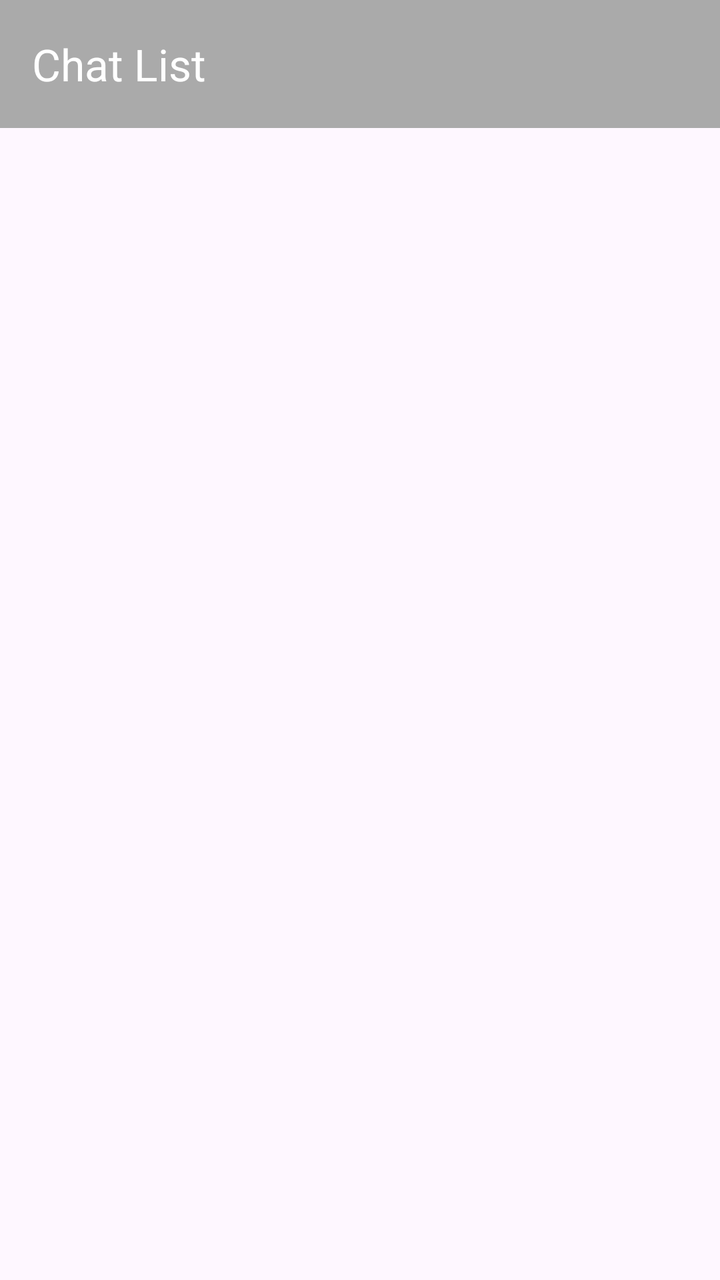
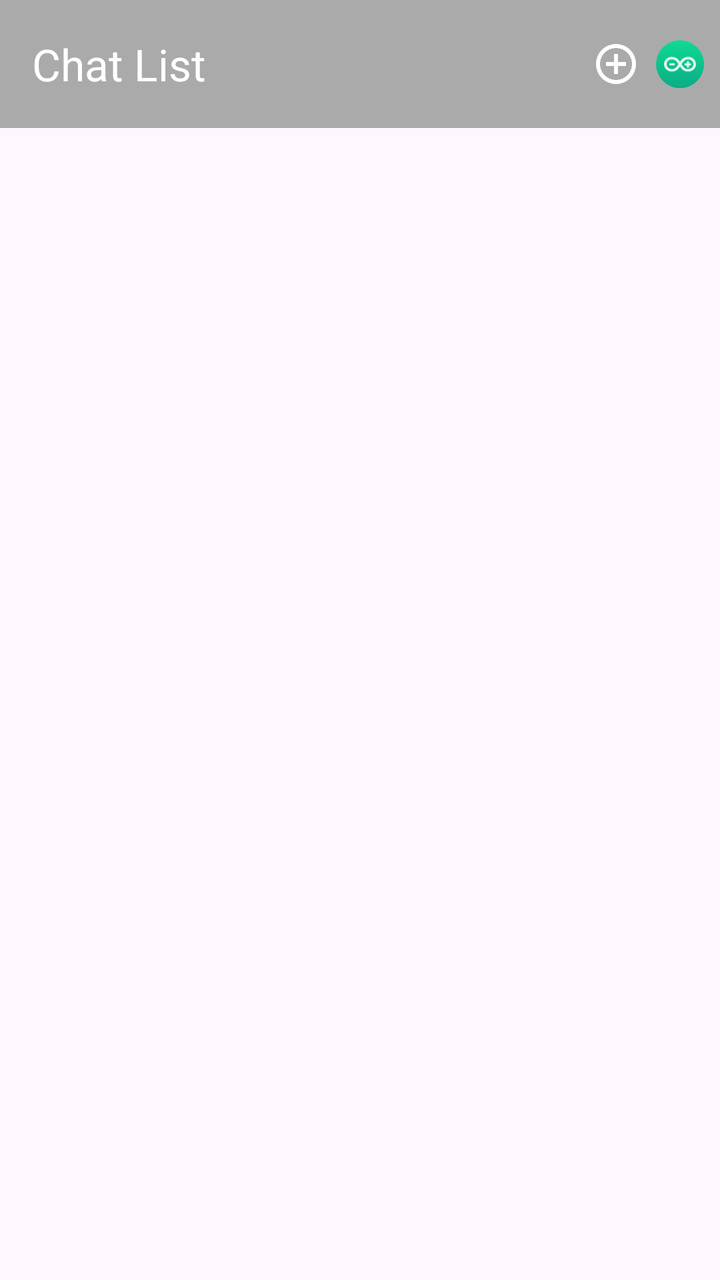

Before-and-after screenshots of an Android layout around one commit, followed by the original layout XML and the change that was made.
<!-- AndroidManifest.xml: application theme Theme.Challenge3 -->
<!-- res/layout/fragment_conversation_list.xml -->
<?xml version="1.0" encoding="utf-8"?>
<androidx.constraintlayout.widget.ConstraintLayout
    xmlns:android="http://schemas.android.com/apk/res/android"
    xmlns:tools="http://schemas.android.com/tools"
    xmlns:app="http://schemas.android.com/apk/res-auto"
    android:layout_width="match_parent"
    android:layout_height="match_parent"
    tools:context=".ConversationListFragment">

    <androidx.appcompat.widget.Toolbar
        android:id="@+id/toolbarcl"
        android:layout_width="match_parent"
        android:layout_height="?attr/actionBarSize"
        android:background="?attr/colorPrimary"
        app:title="Chat List"
        app:titleTextColor="@android:color/white"
        app:layout_constraintTop_toTopOf="parent"
        android:elevation="4dp"/>

    <androidx.recyclerview.widget.RecyclerView
        android:layout_marginTop="8dp"
        android:id="@+id/noteList"
        android:layout_width="match_parent"
        android:layout_height="0dp"
        app:layout_constraintTop_toBottomOf="@id/toolbarcl"
        app:layout_constraintBottom_toBottomOf="parent"/>

</androidx.constraintlayout.widget.ConstraintLayout>
<!-- resources referenced by this layout -->
<resources>
  <style name="Theme.Challenge3" parent="Base.Theme.Challenge3" />
  <style name="Base.Theme.Challenge3" parent="Theme.Material3.DayNight.NoActionBar">
          
          
          <item name="windowActionBar">false</item>
          <item name="windowNoTitle">true</item>
          <item name="colorPrimary">@android:color/darker_gray</item>
          <item name="colorOnPrimary">@android:color/black</item>
          <item name="colorPrimaryDark">@android:color/darker_gray</item>
          <item name="android:textColorPrimary">@android:color/black</item>
      </style>
</resources>

<!-- the commit's change to res/layout/fragment_conversation_list.xml (unified diff, before → after) -->
@@ -15,14 +15,37 @@
         app:title="Chat List"
         app:titleTextColor="@android:color/white"
         app:layout_constraintTop_toTopOf="parent"
-        android:elevation="4dp"/>
+        android:elevation="4dp">
+        
+        <ImageButton
+            android:id="@+id/arduinoConfigButton"
+            android:layout_width="wrap_content"
+            android:layout_height="wrap_content"
+            android:src="@drawable/ic_arduino"
+            android:contentDescription="Arduino Configuration"
+            android:background="?attr/selectableItemBackgroundBorderless"
+            android:layout_gravity="end"
+            android:layout_marginEnd="8dp"
+            android:layout_marginStart="8dp"/>
+
+        <ImageButton
+            android:id="@+id/newConversationButton"
+            android:layout_width="wrap_content"
+            android:layout_height="wrap_content"
+            android:src="@drawable/ic_action_add"
+            android:contentDescription="Create New Conversation"
+            android:background="?attr/selectableItemBackgroundBorderless"
+            android:tint="@android:color/white"
+            android:layout_gravity="end" />
+
+    </androidx.appcompat.widget.Toolbar>
 
     <androidx.recyclerview.widget.RecyclerView
+        android:id="@+id/chatList"
         android:layout_marginTop="8dp"
-        android:id="@+id/noteList"
         android:layout_width="match_parent"
         android:layout_height="0dp"
         app:layout_constraintTop_toBottomOf="@id/toolbarcl"
-        app:layout_constraintBottom_toBottomOf="parent"/>
+        app:layout_constraintBottom_toBottomOf="parent" />
 
 </androidx.constraintlayout.widget.ConstraintLayout>
<!-- resource entries referenced after the edit -->
@@ -1,5 +1,12 @@
 <!-- resources referenced by this layout -->
 <resources>
+  <!-- drawable ic_action_add (drawable) -->
+  <vector xmlns:android="http://schemas.android.com/apk/res/android" android:height="24dp" android:tint="#000000" android:viewportHeight="24" android:viewportWidth="24" android:width="24dp">
+        
+      <path android:fillColor="@android:color/white" android:pathData="M13,7h-2v4L7,11v2h4v4h2v-4h4v-2h-4L13,7zM12,2C6.48,2 2,6.48 2,12s4.48,10 10,10 10,-4.48 10,-10S17.52,2 12,2zM12,20c-4.41,0 -8,-3.59 -8,-8s3.59,-8 8,-8 8,3.59 8,8 -3.59,8 -8,8z"/>
+      
+  </vector>
+  <!-- drawable ic_arduino: vector/xml drawable (drawable, 2599 chars, omitted) -->
   <style name="Theme.Challenge3" parent="Base.Theme.Challenge3" />
   <style name="Base.Theme.Challenge3" parent="Theme.Material3.DayNight.NoActionBar">
           
